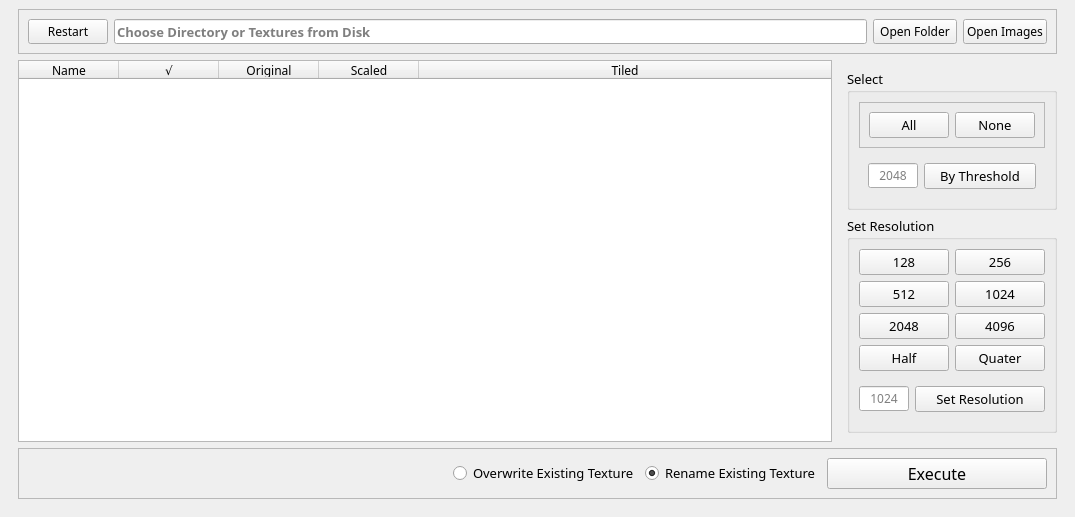
Qt form texScaler.ui (neilforest7/TextureScaler) before a commit.
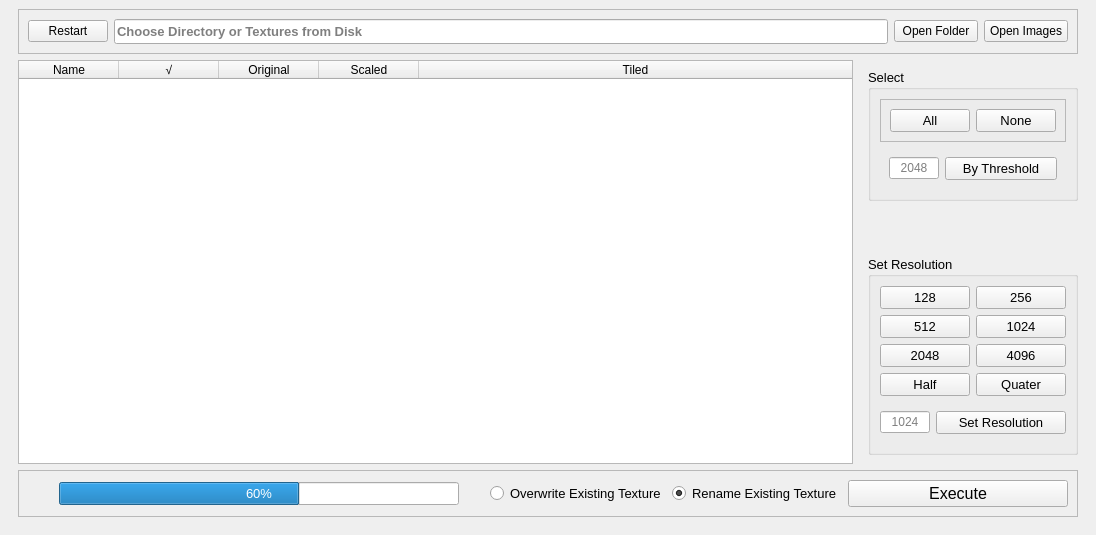
The same form after that commit. Icons and pictures are not drawn.

Commit message: texture scaler

Patch:
```diff
--- a/texScaler.ui
+++ b/texScaler.ui
@@ -6,8 +6,8 @@
    <rect>
     <x>0</x>
     <y>0</y>
-    <width>1075</width>
-    <height>501</height>
+    <width>1096</width>
+    <height>535</height>
    </rect>
   </property>
   <property name="minimumSize">
@@ -18,7 +18,6 @@
   </property>
   <property name="font">
    <font>
-    <family>Franklin Gothic Medium Cond</family>
     <pointsize>10</pointsize>
     <stylestrategy>PreferAntialias</stylestrategy>
    </font>
@@ -68,7 +67,6 @@
            <widget class="QFrame" name="frame_3">
             <property name="font">
              <font>
-              <family>Franklin Gothic Medium Cond</family>
               <pointsize>9</pointsize>
               <stylestrategy>PreferAntialias</stylestrategy>
              </font>
@@ -119,7 +117,6 @@
                </property>
                <property name="font">
                 <font>
-                 <family>Franklin Gothic Medium Cond</family>
                  <pointsize>10</pointsize>
                  <bold>true</bold>
                  <stylestrategy>PreferAntialias</stylestrategy>
@@ -222,7 +219,6 @@
                </property>
                <property name="font">
                 <font>
-                 <family>Franklin Gothic Medium Cond</family>
                  <pointsize>9</pointsize>
                  <stylestrategy>PreferAntialias</stylestrategy>
                  <kerning>true</kerning>
@@ -412,7 +408,6 @@
                         </property>
                         <property name="font">
                          <font>
-                          <family>Franklin Gothic Medium Cond</family>
                           <pointsize>9</pointsize>
                           <stylestrategy>PreferAntialias</stylestrategy>
                          </font>
@@ -563,7 +558,6 @@
                         </property>
                         <property name="font">
                          <font>
-                          <family>Franklin Gothic Medium Cond</family>
                           <pointsize>9</pointsize>
                           <stylestrategy>PreferAntialias</stylestrategy>
                          </font>
@@ -622,6 +616,38 @@
              <property name="bottomMargin">
               <number>0</number>
              </property>
+             <item>
+              <spacer name="horizontalSpacer_2">
+               <property name="orientation">
+                <enum>Qt::Horizontal</enum>
+               </property>
+               <property name="sizeHint" stdset="0">
+                <size>
+                 <width>40</width>
+                 <height>20</height>
+                </size>
+               </property>
+              </spacer>
+             </item>
+             <item>
+              <widget class="QProgressBar" name="progressBar">
+               <property name="minimumSize">
+                <size>
+                 <width>400</width>
+                 <height>0</height>
+                </size>
+               </property>
+               <property name="value">
+                <number>60</number>
+               </property>
+               <property name="alignment">
+                <set>Qt::AlignCenter</set>
+               </property>
+               <property name="textVisible">
+                <bool>true</bool>
+               </property>
+              </widget>
+             </item>
              <item>
               <spacer name="horizontalSpacer">
                <property name="orientation">
@@ -674,7 +700,6 @@
                   </property>
                   <property name="font">
                    <font>
-                    <family>Franklin Gothic Medium Cond</family>
                     <pointsize>12</pointsize>
                     <stylestrategy>PreferAntialias</stylestrategy>
                    </font>
```
The commit also changes 2 other files.
